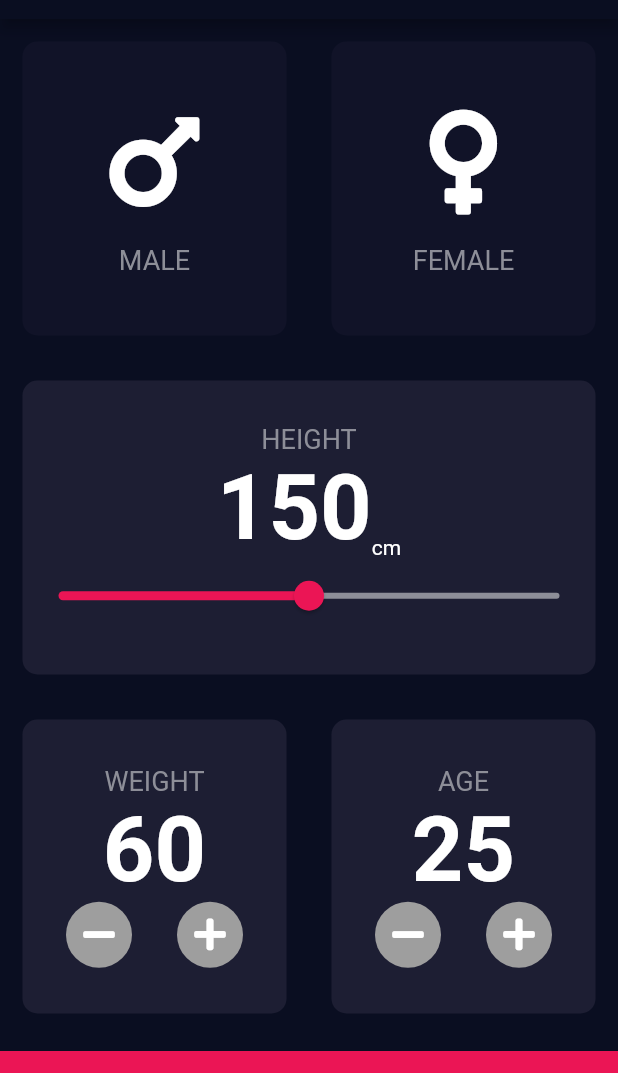
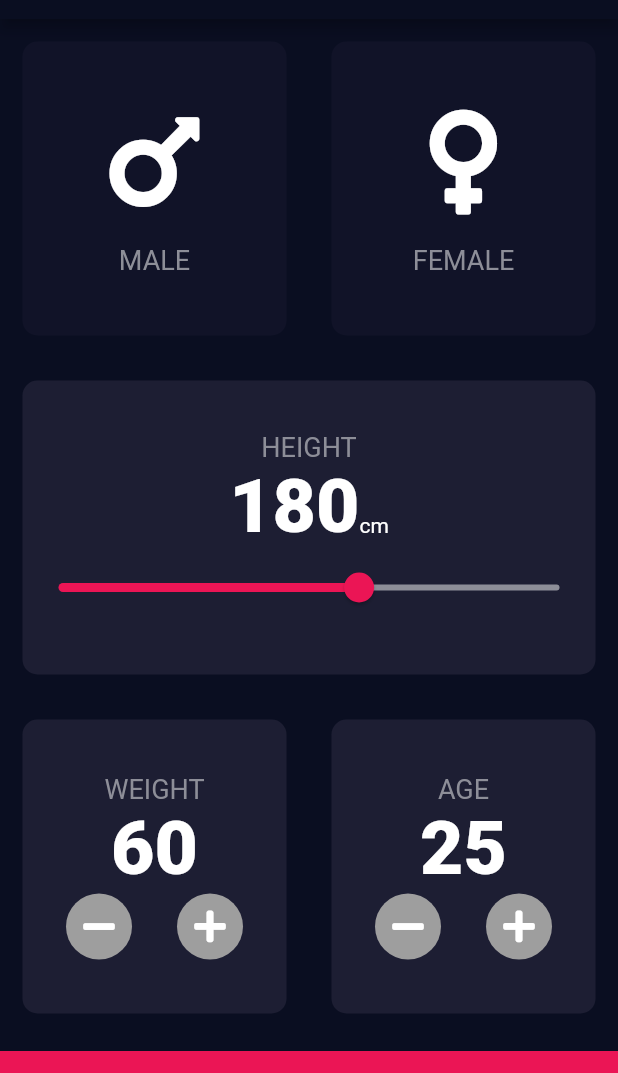
Before and after one commit to BashirYesufu/BMI-Calculator, a Flutter app: the screen it shows after launch, on a phone screen of 412 x 824 dp, the part 65-1138 px from its top. Run offline on Flutter 3.47's test engine with Material 2 defaults, Android fonts, the phone set to English and light mode, and no system bars; our stand-ins replace font_awesome_flutter.

Commit message:
Added a slider with functionality

```diff
--- /dev/null
+++ b/bmi_app/lib/constants.dart
@@ -0,0 +1,16 @@
+import 'package:flutter/material.dart';
+
+const kBottomContainerHeight = 80.0;
+const kActiveCardColor = Color(0xFF1D1E33);
+const kInactiveCardColor = Color(0xFF111328);
+const kBottomContainerColor = Color(0xFFEB1555);
+
+const kLabelTextStyle = TextStyle(
+  color: Color(0xFF8D8E98),
+  fontSize: 18.0,
+);
+
+const kBoldTextStyle = TextStyle(
+    fontWeight: FontWeight.w900,
+    fontSize: 50.0,
+);
--- a/bmi_app/lib/description_content.dart
+++ b/bmi_app/lib/description_content.dart
@@ -1,6 +1,6 @@
 import 'package:flutter/material.dart';
 import 'package:font_awesome_flutter/font_awesome_flutter.dart';
-import 'icon_content.dart';
+import 'constants.dart';
 
 class DescriptionContent extends StatelessWidget {
 
@@ -15,8 +15,8 @@ class DescriptionContent extends StatelessWidget {
     return Column(
       mainAxisAlignment: MainAxisAlignment.center,
       children: [
-        Text(text, style: labelTextStyle,),
-        Text(number, style: TextStyle(fontWeight: FontWeight.bold, fontSize: 60.0),),
+        Text(text, style: kLabelTextStyle,),
+        Text(number, style: kBoldTextStyle,),
         Row(
           mainAxisAlignment: MainAxisAlignment.center,
           children: [
--- a/bmi_app/lib/icon_content.dart
+++ b/bmi_app/lib/icon_content.dart
@@ -1,9 +1,5 @@
 import 'package:flutter/material.dart';
-
-const labelTextStyle = TextStyle(
-  color: Color(0xFF8D8E98),
-  fontSize: 18.0,
-);
+import 'constants.dart';
 
 class IconContent extends StatelessWidget {
   final IconData icon;
@@ -22,7 +18,7 @@ class IconContent extends StatelessWidget {
         SizedBox(height: 15.0,),
         Text(
           text,
-          style: labelTextStyle,
+          style: kLabelTextStyle,
         ),
       ],
     );
--- a/bmi_app/lib/input_page.dart
+++ b/bmi_app/lib/input_page.dart
@@ -2,13 +2,9 @@ import 'package:flutter/cupertino.dart';
 import 'package:flutter/material.dart';
 import 'package:font_awesome_flutter/font_awesome_flutter.dart';
 import 'reusable_card.dart';
+import 'constants.dart';
 import 'icon_content.dart';
 import 'description_content.dart';
-
-const bottomContainerHeight = 80.0;
-const activeCardColor = Color(0xFF1D1E33);
-const inactiveCardColor = Color(0xFF111328);
-const bottomContainerColor = Color(0xFFEB1555);
 
 enum Gender {
   male,
@@ -26,6 +22,8 @@ class InputPage extends StatefulWidget {
 class _InputPageState extends State<InputPage> {
 
   Gender selectedGender = Gender.nonBinary;
+
+  int height = 180;
 
   @override
   Widget build(BuildContext context) {
@@ -45,7 +43,7 @@ class _InputPageState extends State<InputPage> {
                           selectedGender = Gender.male;
                         });
                       },
-                      colour: selectedGender == Gender.male ? activeCardColor : inactiveCardColor,
+                      colour: selectedGender == Gender.male ? kActiveCardColor : kInactiveCardColor,
                       cardChild: IconContent(icon: FontAwesomeIcons.mars, text: 'MALE',),
                     ),
                   ),
@@ -56,7 +54,7 @@ class _InputPageState extends State<InputPage> {
                           selectedGender = Gender.female;
                         });
                       },
-                      colour: selectedGender == Gender.female ? activeCardColor : inactiveCardColor,
+                      colour: selectedGender == Gender.female ? kActiveCardColor : kInactiveCardColor,
                       cardChild: IconContent(icon: FontAwesomeIcons.venus, text: 'FEMALE',),
                     ),
                   ),
@@ -67,46 +65,55 @@ class _InputPageState extends State<InputPage> {
           Expanded(
             child: ReusableCard(
               onPress: () {},
-              colour: activeCardColor,
+              colour: kActiveCardColor,
               cardChild: Column(
                 mainAxisAlignment: MainAxisAlignment.center,
                 children: [
-                  Text('HEIGHT', style: labelTextStyle,),
+
+                  Text('HEIGHT', style: kLabelTextStyle,),
+
                   Row(
                     mainAxisAlignment: MainAxisAlignment.center,
-                    crossAxisAlignment: CrossAxisAlignment.end,
+                    crossAxisAlignment: CrossAxisAlignment.baseline,
+                    textBaseline: TextBaseline.alphabetic,
                     children: [
-                      Text('150', style: TextStyle(fontWeight: FontWeight.bold, fontSize: 60.0),),
+                      Text(height.toString(), style: kBoldTextStyle,),
                       Text('cm')
                     ],
                   ),
+
                   Slider(
-                    onChanged: (double value) {  },
-                    value: 100,
-                    min: 0,
-                    max: 200,
-                    activeColor: bottomContainerColor,
+                    value: height.toDouble(),
+                    min: 120.0,
+                    max: 220.0,
+                    activeColor: Color(0xFFeb1555),
                     inactiveColor: Color(0xFF8D8E98),
+                    onChanged: (double newValue) {
+                      setState(() {
+                        height = newValue.toInt();
+                        print(newValue);
+                      });
+                    },
                   ),
                 ],
               ),
             ),
           ),
 
-          Expanded(
+          Expanded (
             child: Row(
               children: [
                 Expanded(
                   child: ReusableCard(
                     onPress: () {},
-                    colour: activeCardColor,
+                    colour: kActiveCardColor,
                     cardChild: DescriptionContent(text: 'WEIGHT', number: '60', ),
                   ),
                 ),
                 Expanded(
                   child: ReusableCard(
                     onPress: () {},
-                    colour: activeCardColor,
+                    colour: kActiveCardColor,
                     cardChild:  DescriptionContent(text: 'AGE', number: '25',),
                   ),
                 ),
@@ -115,10 +122,10 @@ class _InputPageState extends State<InputPage> {
           ),
 
           Container(
-            color: bottomContainerColor,
+            color: kBottomContainerColor,
             margin: EdgeInsets.only(top: 10.0),
             width: double.infinity,
-            height: bottomContainerHeight,
+            height: kBottomContainerHeight,
           ),
         ],
       ),
```
